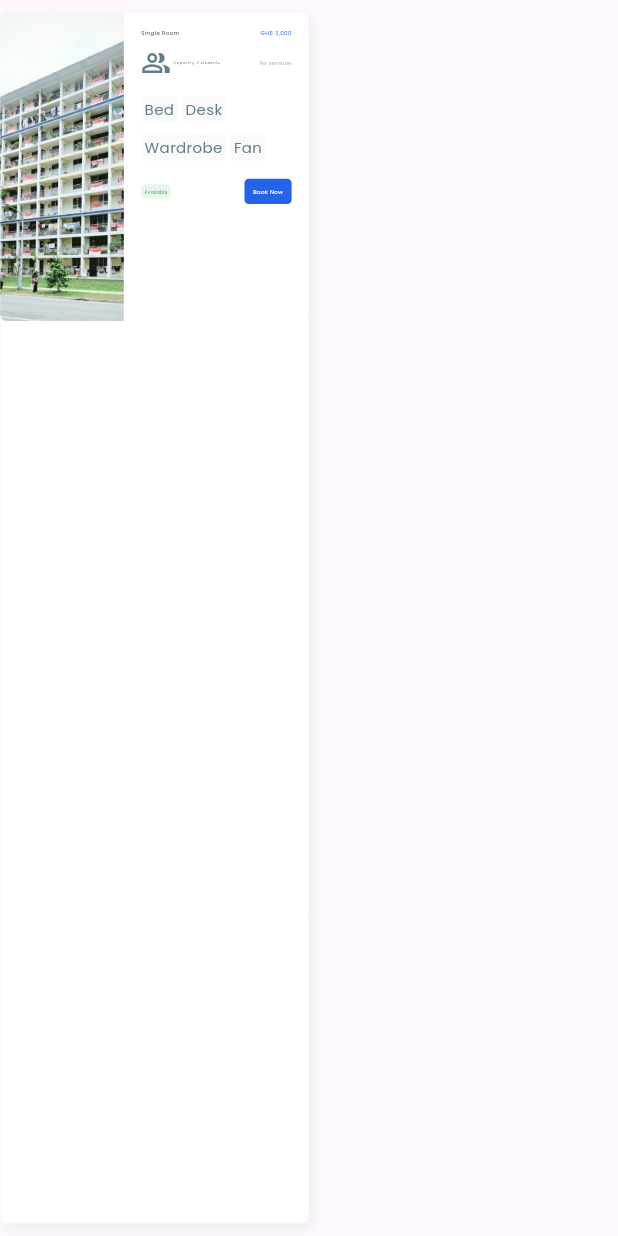
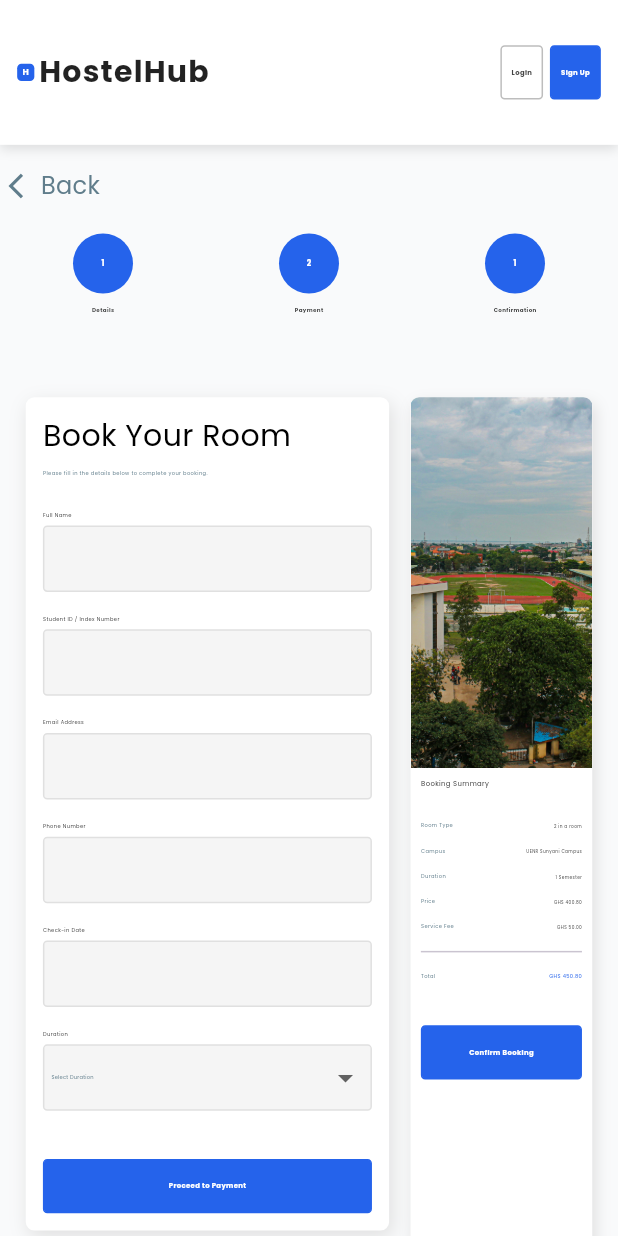
Before and after one commit to Nana-Abram/my_hostel_app, a Flutter app: the AvailableRooms widget shown alone on an empty page, opened directly, after a tap on "Book Now", on a phone screen of 412 x 824 dp. Run offline on Flutter 3.47's test engine with Material 3 defaults, Android fonts, the phone set to English and light mode, and no system bars; our stand-ins replace carousel_slider, firebase_core, flutter_screenutil; accounts and stored records are empty.

Commit message:
booking implementation

```diff
--- a/lib/main.dart
+++ b/lib/main.dart
@@ -2,6 +2,7 @@ import 'package:flutter/material.dart';
 import 'package:flutter_screenutil/flutter_screenutil.dart';
 import 'package:my_hostel_app/backend/provider/hostel_provider.dart';
 import 'package:my_hostel_app/ui/app_bar/app_bar_screen.dart';
+import 'package:my_hostel_app/ui/booking/booking_screen.dart';
 import 'package:my_hostel_app/ui/hostels/hostel_details_page.dart';
 import 'package:my_hostel_app/ui/routes/app_routes.dart';
 import 'package:provider/provider.dart';
@@ -32,6 +33,7 @@ class MyApp extends StatelessWidget {
           home: child,
           routes: {
              AppRoutes.hostelDetails:(context) => HostelDetailsPage(),
+             AppRoutes.bookingPage:(context)=> BookingScreen(roomType: "2 in a room",price: 400.8,imagePath: "assets/images/h1.jpg",),
           },
         );
       },
--- /dev/null
+++ b/lib/ui/booking/booking_screen.dart
@@ -0,0 +1,363 @@
+import 'package:flutter/material.dart';
+import 'package:flutter_screenutil/flutter_screenutil.dart';
+import 'package:my_hostel_app/ui/core/app_colors.dart';
+import 'package:my_hostel_app/ui/widgets/avatar_and_text_wiget.dart';
+import 'package:my_hostel_app/ui/widgets/big_text_widget.dart';
+import 'package:my_hostel_app/ui/widgets/elv_button_widget.dart';
+import 'package:my_hostel_app/ui/widgets/icon_and_text_widget.dart';
+import 'package:my_hostel_app/ui/widgets/small_text_widget.dart';
+
+class BookingScreen extends StatelessWidget {
+  final String roomType;
+  final double price;
+  final String imagePath;
+
+  const BookingScreen({
+    super.key,
+    required this.roomType,
+    required this.price,
+    required this.imagePath,
+  });
+
+  @override
+  Widget build(BuildContext context) {
+    return Scaffold(
+         backgroundColor:const Color(0xFFF9FAFB),
+      appBar: PreferredSize(
+        preferredSize: Size.fromHeight(120.h),
+        child: Container(
+          height: 120.h,
+          padding: EdgeInsets.symmetric(horizontal: 40.w),
+          decoration: BoxDecoration(
+            color: Colors.white,
+            boxShadow: [
+              BoxShadow(
+                color: Colors.black12,
+                blurRadius: 6,
+                offset: const Offset(0, 3),
+              ),
+            ],
+          ),
+          child: Row(
+            mainAxisAlignment: MainAxisAlignment.spaceBetween,
+            children: [
+              // ===== LEFT SIDE (LOGO + NAME) =====
+              Row(
+                children: [
+                  Container(
+                    width: 40.w,
+                    height: 40.w,
+                    decoration: BoxDecoration(
+                      color: const Color(0xFF2563EB),
+                      borderRadius: BorderRadius.circular(10.r),
+                    ),
+                    child: Center(
+                      child: Text(
+                        'H',
+                        style: TextStyle(
+                          fontWeight: FontWeight.bold,
+                          fontSize: 20.sp,
+                          color: Colors.white,
+                        ),
+                      ),
+                    ),
+                  ),
+                  SizedBox(width: 10.w),
+                  const Text(
+                    "HostelHub",
+                    style: TextStyle(
+                      fontSize: 20,
+                      fontWeight: FontWeight.w600,
+                      color: Colors.black87,
+                      letterSpacing: 0.8,
+                    ),
+                  ),
+                ],
+              ),
+
+              // ===== RIGHT SIDE (BUTTONS) =====
+              Row(
+                children: [
+                  ElvButtonWidget(text: "Login", onPressed: () {}),
+                  SizedBox(width: 16.w),
+                  ElvButtonWidget(
+                    text: "Sign Up",
+                    onPressed: () {},
+                    isPrimary: true,
+                  ),
+                ],
+              ),
+            ],
+          ),
+        ),
+      ),
+
+      body:SingleChildScrollView(
+         child: Column(
+           children: [
+              Padding(
+                padding:  EdgeInsets.only(top: 20.h,left: 20.w),
+                child: IconAndTextWidget(
+                    icon: Icons.arrow_back_ios,
+                    text: 'Back',
+                    iconColor: Colors.blueGrey,
+                    isBackArrow: true,
+                  ),
+              ),
+              Row(
+                mainAxisAlignment: MainAxisAlignment.spaceAround,
+                children: [
+              AvatarAndTextWiget(circleText: "1", color: AppColors.blueColor, firstText: "Details", secondText:"",avatarRadius: 20,),
+              AvatarAndTextWiget(circleText: "2", color: AppColors.blueColor, firstText: "Payment", secondText:"",avatarRadius: 20,),
+              AvatarAndTextWiget(circleText: "1", color: AppColors.blueColor, firstText: "Confirmation", secondText:"",avatarRadius: 20,),
+              ],),
+             SafeArea(
+              child: Padding(
+                padding: EdgeInsets.symmetric(horizontal: 60.w, vertical: 40.h),
+                child: Row(
+                  crossAxisAlignment: CrossAxisAlignment.start,
+                  children: [
+                    /// LEFT SIDE: BOOKING FORM
+                    Expanded(
+                      flex: 2,
+                      child: Container(
+                        padding: EdgeInsets.all(40.w),
+                        decoration: BoxDecoration(
+                          color: Colors.white,
+                          borderRadius: BorderRadius.circular(20.r),
+                          boxShadow: [
+                            BoxShadow(
+                              color: Colors.grey.shade300,
+                              blurRadius: 10,
+                              offset: const Offset(2, 4),
+                            ),
+                          ],
+                        ),
+                        child: Column(
+                          crossAxisAlignment: CrossAxisAlignment.start,
+                          children: [
+                            BigText(text: "Book Your Room", color: Colors.black),
+                            SizedBox(height: 10.h),
+                            SmallText(
+                              text:
+                                  "Please fill in the details below to complete your booking.",
+                              color: Colors.blueGrey,
+                            ),
+                            SizedBox(height: 30.h),
+
+                            // FULL NAME
+                            _buildTextField(label: "Full Name"),
+                            SizedBox(height: 20.h),
+
+                            // STUDENT ID
+                            _buildTextField(label: "Student ID / Index Number"),
+                            SizedBox(height: 20.h),
+
+                            // EMAIL
+                            _buildTextField(label: "Email Address"),
+                            SizedBox(height: 20.h),
+
+                            // PHONE NUMBER
+                            _buildTextField(label: "Phone Number"),
+                            SizedBox(height: 20.h),
+
+                            // CHECK-IN DATE
+                            _buildTextField(label: "Check-in Date"),
+                            SizedBox(height: 20.h),
+
+                            // DURATION
+                            _buildDropdownField(
+                              label: "Duration",
+                              items: [
+                                "1 Semester",
+                                "2 Semesters",
+                                "Full Academic Year",
+                              ],
+                            ),
+                            SizedBox(height: 40.h),
+
+                            Center(
+                              child: ElvButtonWidget(
+                                text: "Proceed to Payment",
+                                isPrimary: true,
+                                onPressed: () {
+                                  // TODO: handle booking confirmation or navigate to payment
+                                },
+                              ),
+                            ),
+                          ],
+                        ),
+                      ),
+                    ),
+
+                    SizedBox(width: 50.w),
+
+                    /// RIGHT SIDE: SUMMARY CARD
+                    Expanded(
+                      flex: 1,
+                      child: Container(
+                        height: 0.8.sh,
+                        decoration: BoxDecoration(
+                          color: Colors.white,
+                          borderRadius: BorderRadius.circular(20.r),
+                          boxShadow: [
+                            BoxShadow(
+                              color: Colors.grey.shade300,
+                              blurRadius: 8,
+                              offset: const Offset(2, 4),
+                            ),
+                          ],
+                        ),
+                        child: Column(
+                          crossAxisAlignment: CrossAxisAlignment.start,
+                          children: [
+                            /// IMAGE SECTION
+                            Container(
+                              height: 0.3.sh,
+                              decoration: BoxDecoration(
+                                borderRadius: BorderRadius.only(
+                                  topLeft: Radius.circular(20.r),
+                                  topRight: Radius.circular(20.r),
+                                ),
+                                image: DecorationImage(
+                                  fit: BoxFit.cover,
+                                  image: AssetImage(imagePath),
+                                ),
+                              ),
+                            ),
+
+                            /// BOOKING DETAILS
+                            Padding(
+                              padding: EdgeInsets.all(24.w),
+                              child: Column(
+                                crossAxisAlignment: CrossAxisAlignment.start,
+                                children: [
+                                  BigText(
+                                    text: "Booking Summary",
+                                    color: Colors.black,
+                                    size: 16.sp,
+                                  ),
+                                  SizedBox(height: 20.h),
+
+                                  _summaryRow("Room Type", roomType),
+                                  _summaryRow("Campus", "UENR Sunyani Campus"),
+                                  _summaryRow("Duration", "1 Semester"),
+                                  _summaryRow("Price", "GHS ${price.toStringAsFixed(2)}"),
+                                  _summaryRow("Service Fee", "GHS 50.00"),
+                                  const Divider(),
+                                  _summaryRow(
+                                    "Total",
+                                    "GHS ${(price + 50).toStringAsFixed(2)}",
+                                    isBold: true,
+                                  ),
+                                  SizedBox(height: 30.h),
+
+                                  Center(
+                                    child: ElvButtonWidget(
+                                      text: "Confirm Booking",
+                                      isPrimary: true,
+                                      onPressed: () {
+                                        // TODO: confirm booking logic
+                                      },
+                                    ),
+                                  ),
+                                ],
+                              ),
+                            ),
+                          ],
+                        ),
+                      ),
+                    ),
+                  ],
+                ),
+              ),
+                   ),
+           ],
+         ),
+       ),
+    );
+  }
+
+  /// REUSABLE TEXT FIELD
+  Widget _buildTextField({required String label}) {
+    return Column(
+      crossAxisAlignment: CrossAxisAlignment.start,
+      children: [
+        SmallText(text: label, color: Colors.black),
+        SizedBox(height: 6.h),
+        Container(
+          height: 55.h,
+          decoration: BoxDecoration(
+            color: Colors.grey.shade100,
+            borderRadius: BorderRadius.circular(10.r),
+            border: Border.all(color: Colors.grey.shade300),
+          ),
+          child: Padding(
+            padding: EdgeInsets.symmetric(horizontal: 16.w),
+            child: TextField(
+              decoration: const InputDecoration(
+                border: InputBorder.none,
+              ),
+            ),
+          ),
+        ),
+      ],
+    );
+  }
+
+  /// REUSABLE DROPDOWN FIELD
+  Widget _buildDropdownField({required String label, required List<String> items}) {
+    String? selectedValue;
+
+    return Column(
+      crossAxisAlignment: CrossAxisAlignment.start,
+      children: [
+        SmallText(text: label, color: Colors.black),
+        SizedBox(height: 6.h),
+        Container(
+          height: 55.h,
+          padding: EdgeInsets.symmetric(horizontal: 16.w),
+          decoration: BoxDecoration(
+            color: Colors.grey.shade100,
+            borderRadius: BorderRadius.circular(10.r),
+            border: Border.all(color: Colors.grey.shade300),
+          ),
+          child: DropdownButtonHideUnderline(
+            child: DropdownButton<String>(
+              isExpanded: true,
+              value: selectedValue,
+              hint: SmallText(text: "Select Duration", color: Colors.blueGrey),
+              items: items
+                  .map(
+                    (e) => DropdownMenuItem(
+                      value: e,
+                      child: SmallText(text: e, color: Colors.black),
+                    ),
+                  )
+                  .toList(),
+              onChanged: (value) {},
+            ),
+          ),
+        ),
+      ],
+    );
+  }
+
+  /// SUMMARY ROW BUILDER
+  Widget _summaryRow(String title, String value, {bool isBold = false}) {
+    return Padding(
+      padding: EdgeInsets.symmetric(vertical: 8.h),
+      child: Row(
+        mainAxisAlignment: MainAxisAlignment.spaceBetween,
+        children: [
+          SmallText(text: title, color: Colors.blueGrey),
+          SmallText(
+            text: value,
+            color: isBold ? AppColors.blueColor : Colors.black,
+            size: isBold ? 12.sp : 10.sp,
+          ),
+        ],
+      ),
+    );
+  }
+}
--- a/lib/ui/hostels/available_rooms.dart
+++ b/lib/ui/hostels/available_rooms.dart
@@ -129,7 +129,7 @@ class AvailableRooms extends StatelessWidget {
                       ),
                       GestureDetector(
                         onTap: () {
-                          // handle booking click
+                          Navigator.pushNamed(context, '/booking_page');
                         },
                         child: Container(
                           padding: EdgeInsets.symmetric(
--- a/lib/ui/hostels/booking_card.dart
+++ b/lib/ui/hostels/booking_card.dart
@@ -2,20 +2,25 @@ import 'package:flutter/material.dart';
 import 'package:flutter_screenutil/flutter_screenutil.dart';
 import 'package:my_hostel_app/ui/core/app_colors.dart';
 import 'package:my_hostel_app/ui/widgets/big_text_widget.dart';
+import 'package:my_hostel_app/ui/widgets/icon_and_text_widget.dart';
 import 'package:my_hostel_app/ui/widgets/small_text_widget.dart';
 import 'package:my_hostel_app/ui/widgets/elv_button_widget.dart';
 
 class BookingCardWidget extends StatelessWidget {
   final String price;
   final String duration;
-  final String roomType;
+  final String campus;
+  final String ratings;
+  final String availableRooms;
   final VoidCallback onBook;
 
   const BookingCardWidget({
     super.key,
     required this.price,
     required this.duration,
-    required this.roomType,
+    required this.campus,
+    required this.ratings,
+    required this.availableRooms,
     required this.onBook,
   });
 
@@ -30,7 +35,7 @@ class BookingCardWidget extends StatelessWidget {
         border: Border.all(color: Colors.grey.shade300, width: 0.5),
         boxShadow: [
           BoxShadow(
-            color: Colors.grey.withOpacity(0.15),
+            color: Colors.grey.withValues(alpha: .15),
             blurRadius: 8,
             offset: const Offset(2, 4),
           ),
@@ -39,33 +44,60 @@ class BookingCardWidget extends StatelessWidget {
       child: Column(
         crossAxisAlignment: CrossAxisAlignment.start,
         children: [
-          BigText(text: "Booking Summary", color: Colors.black, size: 14.sp),
+           SmallText(text: "Starting from", color: Colors.black54),
+           BigText(text: "GHS $price", color: AppColors.blueColor, size: 16.sp),
+           SmallText(text: "Per semester", color: Colors.black54),
+          SizedBox(height: 10.h,),
           Divider(height: 20.h, color: Colors.grey.shade300),
+          SizedBox(height: 10.h,),
+          Row(
+            mainAxisAlignment: MainAxisAlignment.spaceBetween,
+            children: [
+              SmallText(text: "Campus", color: Colors.black54),
+              SmallText(text: campus, color: Colors.black, size: 12.sp),
+            ],
+          ),
+           SizedBox(height: 16.h),
+          Row(
+            mainAxisAlignment: MainAxisAlignment.spaceBetween,
+            children: [
+              SmallText(text: "Duration", color: Colors.black54),
+          SmallText(text: duration, color: Colors.black, size: 12.sp),
+            ],
+          ),
+           SizedBox(height: 16.h),
+          Row(
+            mainAxisAlignment: MainAxisAlignment.spaceBetween,
+            children: [
 
-          SmallText(text: "Room Type", color: Colors.black54),
-          SizedBox(height: 4.h),
-          SmallText(text: roomType, color: Colors.black, size: 12.sp),
-          SizedBox(height: 15.h),
+          SmallText(text: "Available rooms", color: Colors.black54),
 
-          SmallText(text: "Duration", color: Colors.black54),
-          SizedBox(height: 4.h),
-          SmallText(text: duration, color: Colors.black, size: 12.sp),
-          SizedBox(height: 15.h),
+          BigText(text: availableRooms, color:Colors.black, size: 12.sp),
 
-          SmallText(text: "Total Price", color: Colors.black54),
-          SizedBox(height: 4.h),
-          BigText(
-            text: "GHS $price",
-            color: AppColors.blueColor,
-            size: 16.sp,
+            ],
+          ),
+           SizedBox(height: 16.h),
+          Row(
+            mainAxisAlignment: MainAxisAlignment.spaceBetween,
+            children: [
+
+          SmallText(text: "Ratings", color: Colors.black54),
+          IconAndTextWidget(icon: Icons.star, text: ratings, iconColor:AppColors.orangeColor, textColor:Colors.black ,)
+
+            ],
           ),
 
           SizedBox(height: 25.h),
           Center(
-            child: ElvButtonWidget(
-              text: "Book Now",
-              isPrimary: true,
-              onPressed: onBook,
+            child: GestureDetector(
+              onTap: () {
+                Navigator.pushNamed(context, '/booking_page');
+              },
+              child: ElvButtonWidget(
+                text: "Book Now",
+                isPrimary: true,
+                onPressed: onBook,
+              ),
             ),
           ),
 
--- a/lib/ui/hostels/hostel_details_page.dart
+++ b/lib/ui/hostels/hostel_details_page.dart
@@ -83,6 +83,7 @@ class HostelDetailsPage extends StatelessWidget {
           ),
         ),
       ),
+
       body: Container(
         margin: EdgeInsets.symmetric(horizontal: 50.w, vertical: 30.h),
         // margin: EdgeInsets.all(30.w),
@@ -253,9 +254,34 @@ class HostelDetailsPage extends StatelessWidget {
                 ],
               ),
 
-            BookingCardWidget(price: "3000", duration: "semester", roomType:"2 in a room", onBook: () {},)
+            BookingCardWidget(price: "3000", duration: "semester",campus: "UENR campus",availableRooms: "3",  ratings: "4.5", onBook: () {},)
             ],
               ),
+              SizedBox(height: 20.h,),
+              Container(
+                width: 0.65.sw,
+                height: 0.40.sh,
+                decoration: BoxDecoration(
+                  borderRadius: BorderRadius.circular(16.r),
+                  color: Colors.blueGrey.shade300,
+                   boxShadow: [
+                    BoxShadow(
+                      color: Colors.grey,
+                      blurRadius: 5.r,
+                      offset: Offset(1, 1),
+                    ),
+                   ]
+                ),
+                child:Column(
+                  // crossAxisAlignment: CrossAxisAlignment.center,
+                  mainAxisAlignment: MainAxisAlignment.center,
+                  children: [
+                  Icon(Icons.location_on_outlined,size: 50.sp, color: Colors.black,),
+                 Center(child: BigText(text: "Location on map")),
+                  ],
+                )
+              ),
+              SizedBox(height: 50.h,)
             ]
 
           ),
@@ -276,8 +302,7 @@ class RowIconAndText extends StatelessWidget {
 
   @override
   Widget build(BuildContext context) {
-    return Container(
-      child: Row(
+    return Row(
       children: [
         Container(
           width: 40.w,
@@ -291,7 +316,6 @@ class RowIconAndText extends StatelessWidget {
         SizedBox(width: 10.w,),
         SmallText(text:text,color: Colors.black,)
       ],
-      ),
     );
   }
 }
--- a/lib/ui/routes/app_routes.dart
+++ b/lib/ui/routes/app_routes.dart
@@ -1,4 +1,5 @@
 class AppRoutes {
   static const home = '/';
   static const hostelDetails = '/hostel_details';
+  static const bookingPage ='/booking_page';
 }
--- a/lib/ui/widgets/avatar_and_text_wiget.dart
+++ b/lib/ui/widgets/avatar_and_text_wiget.dart
@@ -9,11 +9,14 @@ class AvatarAndTextWiget extends StatelessWidget {
     required this.color,
     required this.firstText,
     required this.secondText,
+    this.avatarRadius = 45
+
   });
   final String circleText;
   final Color color;
   final String firstText;
   final String secondText;
+  final double avatarRadius;
 
   @override
   Widget build(BuildContext context) {
@@ -22,7 +25,7 @@ class AvatarAndTextWiget extends StatelessWidget {
       child: Column(
         children: [
           CircleAvatar(
-            radius: 50.r,
+            radius: avatarRadius,
             backgroundColor: color,
             child: Text(circleText, style: TextStyle(fontSize: 18.sp, fontWeight: FontWeight.bold, color: Colors.white),),
           ),
```
Lines whose indentation alone changed are shown as unchanged.
